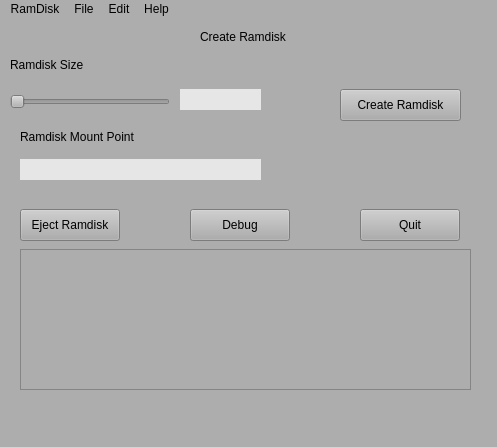
Old version of the form src/ramdisk/ui/main.ui in the repository clockworksspheres/ramdisk.
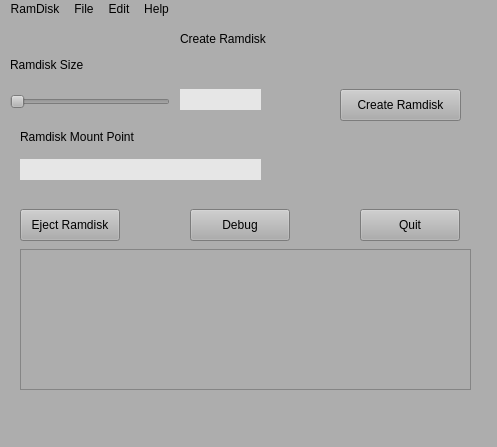
New version of the form.

Commit message: changed size of title line edit

The edit to the form file:
```diff
--- a/src/ramdisk/ui/main.ui
+++ b/src/ramdisk/ui/main.ui
@@ -77,10 +77,10 @@
    <widget class="QLabel" name="titleLabel">
     <property name="geometry">
      <rect>
-      <x>200</x>
+      <x>180</x>
       <y>10</y>
-      <width>101</width>
-      <height>16</height>
+      <width>131</width>
+      <height>20</height>
      </rect>
     </property>
     <property name="text">
```
The commit also changes 1 other file.
